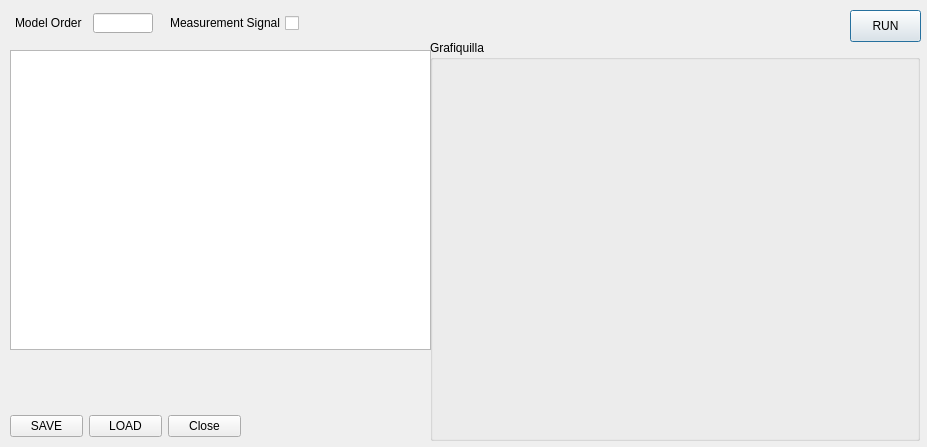
First picture: the form in res/mae_modeestimation_gui.ui, repository fran-jo/SimuGUI, before the edit.
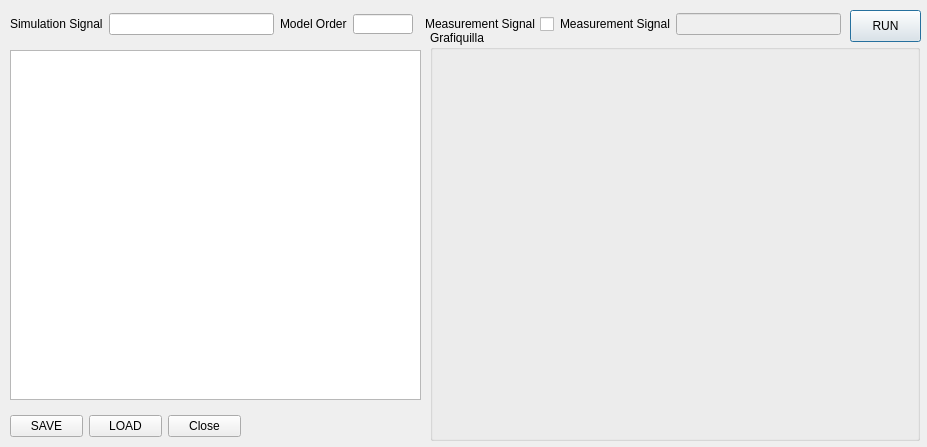
Second picture: the form after the edit.

Commit message: Changes in GUI for Mode Estimation with signals

```diff
--- a/res/mae_modeestimation_gui.ui
+++ b/res/mae_modeestimation_gui.ui
@@ -39,9 +39,9 @@
    <property name="geometry">
     <rect>
      <x>430</x>
-     <y>40</y>
+     <y>30</y>
      <width>490</width>
-     <height>401</height>
+     <height>411</height>
     </rect>
    </property>
    <property name="sizePolicy">
@@ -63,9 +63,9 @@
     <property name="geometry">
      <rect>
       <x>-1</x>
-      <y>20</y>
+      <y>21</y>
       <width>491</width>
-      <height>331</height>
+      <height>351</height>
      </rect>
     </property>
     <property name="sizePolicy">
@@ -91,7 +91,7 @@
     <property name="geometry">
      <rect>
       <x>0</x>
-      <y>350</y>
+      <y>370</y>
       <width>491</width>
       <height>41</height>
      </rect>
@@ -121,8 +121,8 @@
     <rect>
      <x>10</x>
      <y>50</y>
-     <width>421</width>
-     <height>300</height>
+     <width>411</width>
+     <height>350</height>
     </rect>
    </property>
    <property name="sizePolicy">
@@ -139,21 +139,31 @@
    </property>
    <property name="maximumSize">
     <size>
-     <width>470</width>
-     <height>300</height>
+     <width>460</width>
+     <height>350</height>
     </size>
    </property>
   </widget>
-  <widget class="QWidget" name="">
+  <widget class="QWidget" name="layoutWidget">
    <property name="geometry">
     <rect>
      <x>10</x>
      <y>10</y>
-     <width>297</width>
-     <height>27</height>
+     <width>831</width>
+     <height>28</height>
     </rect>
    </property>
    <layout class="QHBoxLayout" name="horizontalLayout">
+    <item>
+     <widget class="QLabel" name="label_2">
+      <property name="text">
+       <string>Simulation Signal</string>
+      </property>
+     </widget>
+    </item>
+    <item>
+     <widget class="QLineEdit" name="txtNameSignal"/>
+    </item>
     <item>
      <widget class="QLabel" name="label">
       <property name="sizePolicy">
@@ -205,9 +215,23 @@
       </property>
      </widget>
     </item>
+    <item>
+     <widget class="QLabel" name="label_3">
+      <property name="text">
+       <string>Measurement Signal</string>
+      </property>
+     </widget>
+    </item>
+    <item>
+     <widget class="QLineEdit" name="txtNameMeas">
+      <property name="enabled">
+       <bool>false</bool>
+      </property>
+     </widget>
+    </item>
    </layout>
   </widget>
-  <widget class="QWidget" name="">
+  <widget class="QWidget" name="layoutWidget">
    <property name="geometry">
     <rect>
      <x>10</x>
```
The commit also changes 5 other files.
